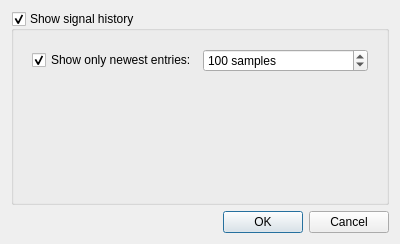
Before: the Qt Designer form modules/olvis3/projects/OlvisExecGuiPlugin/src/dialogs/GraphOverlayOptions.ui in OFFIS-Automation/Framework, drawn with Qt 5.
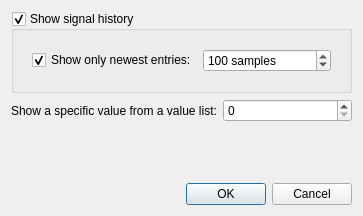
After: the same form once the commit is applied.

Commit message: new sensorSystem overlay based on the graph overlay

What changed in the file:
```diff
--- a/modules/olvis3/projects/OlvisExecGuiPlugin/src/dialogs/GraphOverlayOptions.ui
+++ b/modules/olvis3/projects/OlvisExecGuiPlugin/src/dialogs/GraphOverlayOptions.ui
@@ -6,8 +6,8 @@
    <rect>
     <x>0</x>
     <y>0</y>
-    <width>400</width>
-    <height>244</height>
+    <width>363</width>
+    <height>216</height>
    </rect>
   </property>
   <property name="windowTitle">
@@ -55,7 +55,34 @@
            </property>
           </widget>
          </item>
-         <item row="1" column="0">
+        </layout>
+       </widget>
+      </item>
+     </layout>
+    </widget>
+   </item>
+   <item>
+    <layout class="QFormLayout" name="formLayout">
+     <property name="fieldGrowthPolicy">
+      <enum>QFormLayout::AllNonFixedFieldsGrow</enum>
+     </property>
+     <item row="0" column="0">
+      <widget class="QLabel" name="listIdLabel">
+       <property name="text">
+        <string>Show a specific value from a value list:</string>
+       </property>
+      </widget>
+     </item>
+     <item row="0" column="1">
+      <widget class="QSpinBox" name="listId">
+       <property name="value">
+        <number>0</number>
+       </property>
+      </widget>
+     </item>
+    </layout>
+   </item>
+   <item>
           <spacer name="verticalSpacer">
            <property name="orientation">
             <enum>Qt::Vertical</enum>
@@ -67,12 +94,6 @@
             </size>
            </property>
           </spacer>
-         </item>
-        </layout>
-       </widget>
-      </item>
-     </layout>
-    </widget>
    </item>
    <item>
     <widget class="QDialogButtonBox" name="buttonBox">
```
Lines whose indentation alone changed are shown as unchanged. The commit also changes 13 other files.
